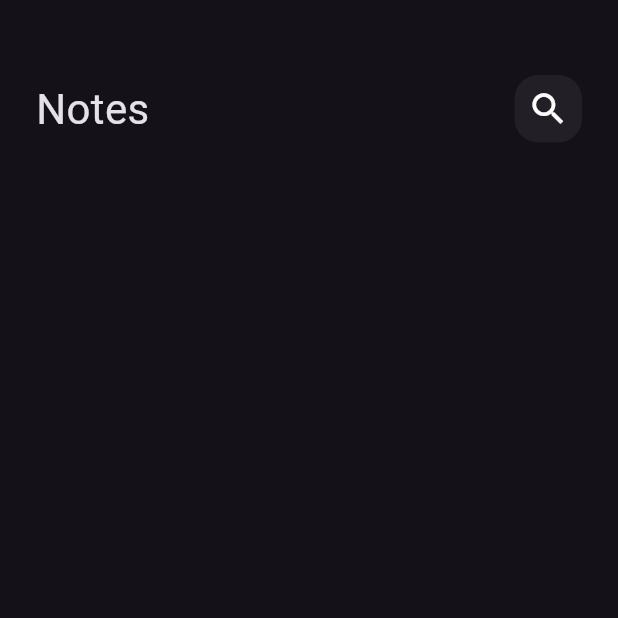
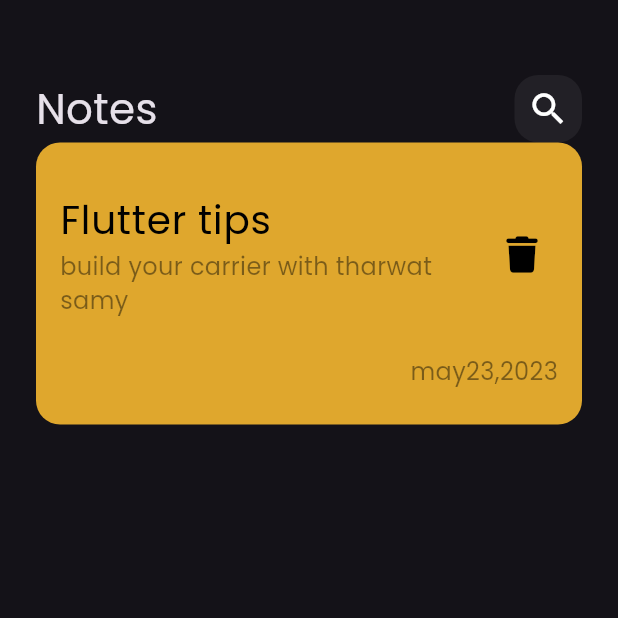
Before and after one commit to MuhammedGhazi/new_notes_app, a Flutter app: the screen it shows after launch, on a phone screen of 412 x 824 dp, the top half of it. Run offline on Flutter 3.47's test engine with Material 3 defaults, Android fonts, the phone set to English and light mode, and no system bars; our stand-ins replace font_awesome_flutter.

Commit message:
create custom note item

```diff
--- a/lib/main.dart
+++ b/lib/main.dart
@@ -12,7 +12,8 @@ class NotesApp extends StatelessWidget {
   Widget build(BuildContext context) {
     return MaterialApp(
       debugShowCheckedModeBanner: false,
-      theme: ThemeData(brightness: Brightness.dark),
+      theme: ThemeData(brightness: Brightness.dark, fontFamily: "Poppins"),
+
       home: NotesView(),
     );
   }
--- /dev/null
+++ b/lib/views/widgets/custom_note_item.dart
@@ -0,0 +1,44 @@
+import 'package:flutter/material.dart';
+import 'package:font_awesome_flutter/font_awesome_flutter.dart';
+
+class NoteItem extends StatelessWidget {
+  const NoteItem({super.key});
+
+  @override
+  Widget build(BuildContext context) {
+    return Container(
+      padding: const EdgeInsets.symmetric(vertical: 24, horizontal: 16),
+      decoration: BoxDecoration(
+        color: const Color.fromARGB(255, 223, 167, 45),
+        borderRadius: BorderRadius.circular(16),
+      ),
+      child: Column(
+        crossAxisAlignment: CrossAxisAlignment.end,
+        children: [
+          ListTile(
+            contentPadding: const EdgeInsets.all(0),
+            title: Text(
+              "Flutter tips",
+              style: TextStyle(color: Colors.black, fontSize: 26),
+            ),
+            subtitle: Text(
+              "build your carrier with tharwat samy",
+              style: TextStyle(color: Colors.black45, fontSize: 16),
+            ),
+            trailing: IconButton(
+              onPressed: () {},
+              icon: Icon(FontAwesomeIcons.trash, color: Colors.black, size: 24),
+            ),
+          ),
+          Padding(
+            padding: const EdgeInsets.only(top: 16),
+            child: Text(
+              "may23,2023",
+              style: TextStyle(color: Colors.black45, fontSize: 16),
+            ),
+          ),
+        ],
+      ),
+    );
+  }
+}
--- a/lib/views/widgets/notes_view_body.dart
+++ b/lib/views/widgets/notes_view_body.dart
@@ -1,5 +1,6 @@
 import 'package:flutter/material.dart';
 import 'package:notes_app/views/widgets/custom_app_bar.dart';
+import 'package:notes_app/views/widgets/custom_note_item.dart';
 
 class NotesViewBody extends StatelessWidget {
   const NotesViewBody({super.key});
@@ -8,7 +9,9 @@ class NotesViewBody extends StatelessWidget {
   Widget build(BuildContext context) {
     return Padding(
       padding: const EdgeInsets.symmetric(horizontal: 24),
-      child: Column(children: [SizedBox(height: 50), CustomAppBar()]),
+      child: Column(
+        children: [SizedBox(height: 50), CustomAppBar(), NoteItem()],
+      ),
     );
   }
 }
```
Also changed, not shown: pubspec.yaml (+8 -14 lines), assets/fonts/Poppins-Regular.ttf (added), pubspec.lock.
